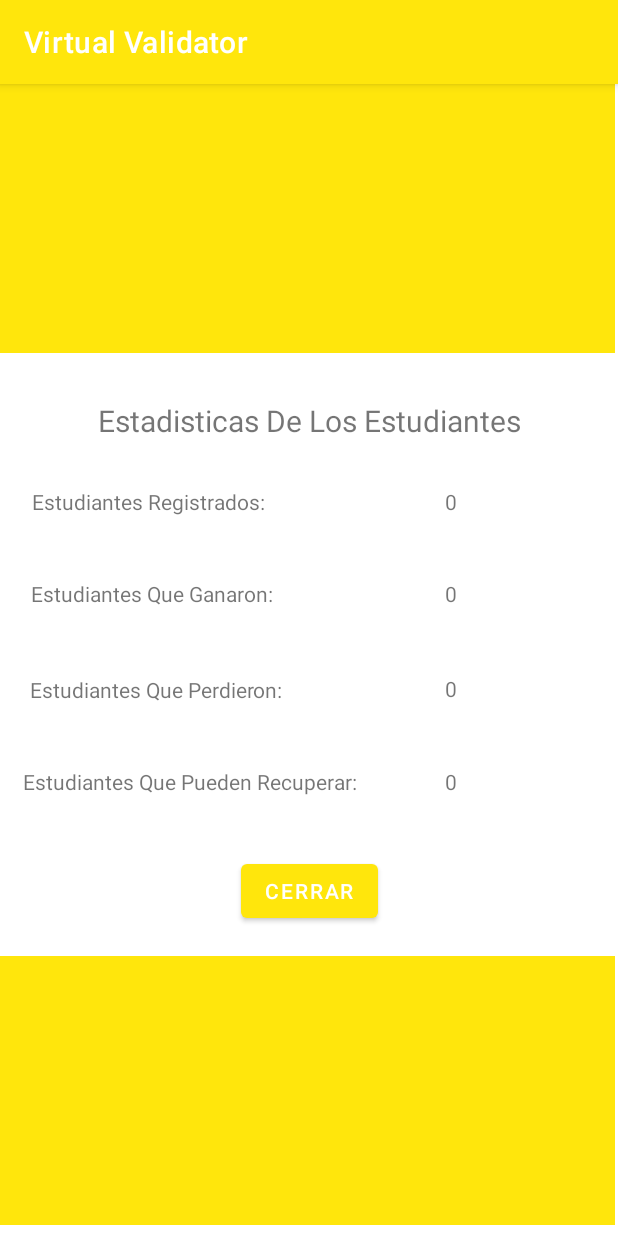
After one commit to sebastianmiracastro/ActivityKotlin-AndroidStudio, an Android app: the StatisticsInformationStudents screen opened directly, with no data from a screen before it, on a phone screen of 412 x 824 dp. The commit adds this screen. Run offline under Robolectric (Android 15) with nearby library versions, the phone set to English and light mode, and no system bars.

```diff
--- a/app/src/main/AndroidManifest.xml
+++ b/app/src/main/AndroidManifest.xml
@@ -9,6 +9,9 @@
         android:roundIcon="@mipmap/ic_icon_round"
         android:supportsRtl="true"
         android:theme="@style/Theme.MyApplication">
+        <activity
+            android:name=".StatisticsInformationStudents"
+            android:exported="false" />
         <activity
             android:name=".InfoStudentData"
             android:exported="false" />
--- /dev/null
+++ b/app/src/main/java/com/example/myapplication/StatisticsInformationStudents.kt
@@ -0,0 +1,47 @@
+package com.example.myapplication
+
+import android.content.Intent
+import androidx.appcompat.app.AppCompatActivity
+import android.os.Bundle
+import android.widget.Button
+import android.widget.TextView
+import org.w3c.dom.Text
+
+class StatisticsInformationStudents : AppCompatActivity() {
+
+    var seeRegistersStudents: TextView?= null
+    var seeWinnerStudents: TextView?= null
+    var seeLostStudents: TextView?= null
+    var seeRecoverStudents: TextView?= null
+    var operations:OperationsAverage?= null
+
+
+    override fun onCreate(savedInstanceState: Bundle?) {
+        super.onCreate(savedInstanceState)
+        setContentView(R.layout.activity_statistics_information_students)
+        getDatas()
+    }
+    private fun getDatas() {
+        val btnClose:Button = findViewById(R.id.btnClose)
+        operations = OperationsAverage()
+
+        seeRegistersStudents = findViewById(R.id.txtStudentsRegisers)
+        seeWinnerStudents = findViewById(R.id.txtStudentsWin)
+        seeLostStudents = findViewById(R.id.txtStudentsLost)
+        seeRecoverStudents = findViewById(R.id.txtStudentsRecovery)
+        btnClose.setOnClickListener { closeWindows() }
+
+        showAndGetData()
+    }
+    private fun closeWindows() {
+        val intent = Intent(this, MainActivity::class.java)
+        startActivity(intent)
+    }
+    private fun showAndGetData() {
+        seeRegistersStudents!!.text = operations!!.CountStudentsLists().toString()
+        seeWinnerStudents!!.text = operations!!.statusGStudents("El Estudiante Gano El Año").toString()
+        var totalLostSt:Int = operations!!.statusGStudents("El Estudiante Perdio, Pailas Hermano")
+        seeLostStudents!!.text = totalLostSt.toString()
+        seeRecoverStudents!!.text = operations!!.statusGStudents("El Estudiante Puede Recuperar").toString()
+    }
+}
--- /dev/null
+++ b/app/src/main/res/layout/activity_statistics_information_students.xml
@@ -0,0 +1,150 @@
+<?xml version="1.0" encoding="utf-8"?>
+<androidx.constraintlayout.widget.ConstraintLayout xmlns:android="http://schemas.android.com/apk/res/android"
+    xmlns:app="http://schemas.android.com/apk/res-auto"
+    xmlns:tools="http://schemas.android.com/tools"
+    android:layout_width="match_parent"
+    android:layout_height="match_parent"
+    tools:context=".StatisticsInformationStudents">
+
+
+    <View
+        android:id="@+id/divider2"
+        android:layout_width="410dp"
+        android:layout_height="179dp"
+        android:background="@color/Yellow"
+        app:layout_constraintBottom_toBottomOf="parent"
+        app:layout_constraintEnd_toEndOf="parent"
+        app:layout_constraintHorizontal_bias="0.0"
+        app:layout_constraintStart_toStartOf="parent"
+        app:layout_constraintTop_toTopOf="parent"
+        app:layout_constraintVertical_bias="0.0" />
+
+    <TextView
+        android:id="@+id/textView"
+        android:layout_width="303dp"
+        android:layout_height="39dp"
+        android:gravity="center"
+        android:text="@string/txtStatisticsInfo"
+        android:textSize="20dp"
+        app:layout_constraintBottom_toBottomOf="parent"
+        app:layout_constraintEnd_toEndOf="parent"
+        app:layout_constraintStart_toStartOf="parent"
+        app:layout_constraintTop_toTopOf="parent"
+        app:layout_constraintVertical_bias="0.281" />
+
+    <TextView
+        android:id="@+id/textView2"
+        android:layout_width="wrap_content"
+        android:layout_height="wrap_content"
+        android:text="@string/txtStudentsRegisters"
+        app:layout_constraintBottom_toBottomOf="parent"
+        app:layout_constraintEnd_toEndOf="parent"
+        app:layout_constraintHorizontal_bias="0.082"
+        app:layout_constraintStart_toStartOf="parent"
+        app:layout_constraintTop_toTopOf="parent"
+        app:layout_constraintVertical_bias="0.359" />
+
+    <TextView
+        android:id="@+id/txtStudentsRegisers"
+        android:layout_width="wrap_content"
+        android:layout_height="wrap_content"
+        app:layout_constraintBottom_toBottomOf="parent"
+        app:layout_constraintEnd_toEndOf="parent"
+        app:layout_constraintHorizontal_bias="0.734"
+        app:layout_constraintStart_toStartOf="parent"
+        app:layout_constraintTop_toTopOf="parent"
+        app:layout_constraintVertical_bias="0.359" />
+
+    <TextView
+        android:id="@+id/textView3"
+        android:layout_width="wrap_content"
+        android:layout_height="wrap_content"
+        android:text="@string/txtStudentsWinner"
+        app:layout_constraintBottom_toBottomOf="parent"
+        app:layout_constraintEnd_toEndOf="parent"
+        app:layout_constraintHorizontal_bias="0.082"
+        app:layout_constraintStart_toStartOf="parent"
+        app:layout_constraintTop_toTopOf="parent"
+        app:layout_constraintVertical_bias="0.441" />
+
+    <TextView
+        android:id="@+id/txtStudentsWin"
+        android:layout_width="wrap_content"
+        android:layout_height="wrap_content"
+        app:layout_constraintBottom_toBottomOf="parent"
+        app:layout_constraintEnd_toEndOf="parent"
+        app:layout_constraintHorizontal_bias="0.734"
+        app:layout_constraintStart_toStartOf="parent"
+        app:layout_constraintTop_toTopOf="parent"
+        app:layout_constraintVertical_bias="0.441" />
+
+    <TextView
+        android:id="@+id/textView4"
+        android:layout_width="wrap_content"
+        android:layout_height="wrap_content"
+        android:text="@string/txtStudentsLost"
+        app:layout_constraintBottom_toBottomOf="parent"
+        app:layout_constraintEnd_toEndOf="parent"
+        app:layout_constraintHorizontal_bias="0.082"
+        app:layout_constraintStart_toStartOf="parent"
+        app:layout_constraintTop_toTopOf="parent"
+        app:layout_constraintVertical_bias="0.526" />
+
+    <TextView
+        android:id="@+id/txtStudentsLost"
+        android:layout_width="wrap_content"
+        android:layout_height="wrap_content"
+        app:layout_constraintBottom_toBottomOf="parent"
+        app:layout_constraintEnd_toEndOf="parent"
+        app:layout_constraintHorizontal_bias="0.734"
+        app:layout_constraintStart_toStartOf="parent"
+        app:layout_constraintTop_toTopOf="parent"
+        app:layout_constraintVertical_bias="0.525" />
+
+    <TextView
+        android:id="@+id/textView5"
+        android:layout_width="wrap_content"
+        android:layout_height="wrap_content"
+        android:text="@string/txtStudentsRecover"
+        app:layout_constraintBottom_toBottomOf="parent"
+        app:layout_constraintEnd_toEndOf="parent"
+        app:layout_constraintHorizontal_bias="0.082"
+        app:layout_constraintStart_toStartOf="parent"
+        app:layout_constraintTop_toTopOf="parent"
+        app:layout_constraintVertical_bias="0.608" />
+
+    <TextView
+        android:id="@+id/txtStudentsRecovery"
+        android:layout_width="wrap_content"
+        android:layout_height="wrap_content"
+        app:layout_constraintBottom_toBottomOf="parent"
+        app:layout_constraintEnd_toEndOf="parent"
+        app:layout_constraintHorizontal_bias="0.734"
+        app:layout_constraintStart_toStartOf="parent"
+        app:layout_constraintTop_toTopOf="parent"
+        app:layout_constraintVertical_bias="0.608" />
+
+    <View
+        android:id="@+id/Divider2"
+        android:layout_width="410dp"
+        android:layout_height="179dp"
+        android:background="@color/Yellow"
+        app:layout_constraintBottom_toBottomOf="parent"
+        app:layout_constraintEnd_toEndOf="parent"
+        app:layout_constraintHorizontal_bias="0.0"
+        app:layout_constraintStart_toStartOf="parent"
+        app:layout_constraintTop_toTopOf="parent"
+        app:layout_constraintVertical_bias="0.987" />
+
+    <Button
+        android:id="@+id/btnClose"
+        android:layout_width="wrap_content"
+        android:layout_height="wrap_content"
+        android:text="@string/btnCloseWindow"
+        app:layout_constraintBottom_toBottomOf="parent"
+        app:layout_constraintEnd_toEndOf="parent"
+        app:layout_constraintStart_toStartOf="parent"
+        app:layout_constraintTop_toTopOf="parent"
+        app:layout_constraintVertical_bias="0.714" />
+
+</androidx.constraintlayout.widget.ConstraintLayout>
--- a/app/src/main/res/values/strings.xml
+++ b/app/src/main/res/values/strings.xml
@@ -6,7 +6,7 @@
     <string name="infoPersonalStudent">Informacion Personal Del Estudiante!</string>
     <string name="infoGradesStudent">Notas Personales Del Estudiante!</string>
     <string name="hintDocumentStudent">Ingrese Su Documento.</string>
-    <string name="hintNameStudent">Ingrese Su Documento.</string>
+    <string name="hintNameStudent">Ingrese Su Nombre.</string>
     <string name="hintAgeStudent">Ingrese Su Edad.</string>
     <string name="hintPhoneNumberStudent">Ingrese Su Numero telefonico.</string>
     <string name="hintAddressStudent">Ingrese Su Dirección.</string>
@@ -18,4 +18,9 @@
     <string name="averageStudent">Promedio</string>
     <string name="statusStudent">Estado</string>
     <string name="btnCloseWindow">Cerrar</string>
+    <string name="txtStatisticsInfo">Estadisticas De Los Estudiantes</string>
+    <string name="txtStudentsRegisters">Estudiantes Registrados: </string>
+    <string name="txtStudentsWinner">Estudiantes Que Ganaron: </string>
+    <string name="txtStudentsLost">Estudiantes Que Perdieron: </string>
+    <string name="txtStudentsRecover">Estudiantes Que Pueden Recuperar: </string>
 </resources>
```
Also changed, not shown: app/src/main/java/com/example/myapplication/InfoStudentData.kt (+85 -1 lines), app/src/main/java/com/example/myapplication/MainActivity.kt (+9 -0 lines), app/src/main/java/com/example/myapplication/OperationsAverage.kt (+18 -20 lines), app/src/main/res/layout/activity_info_student_data.xml (+26 -18 lines).
